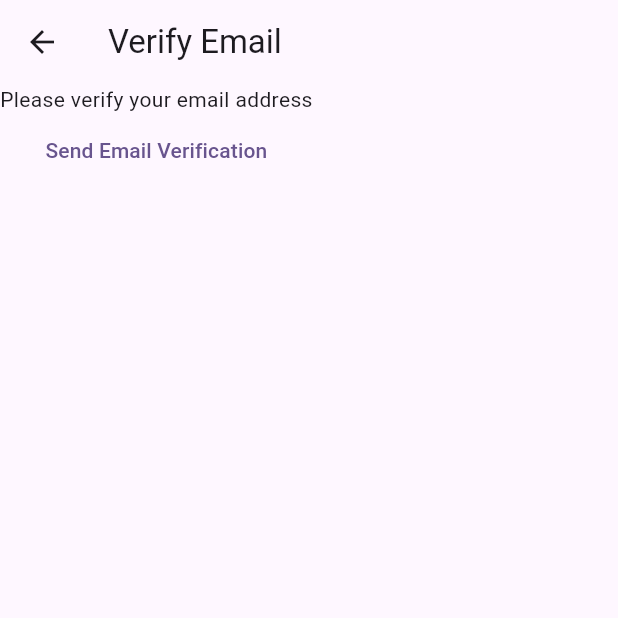
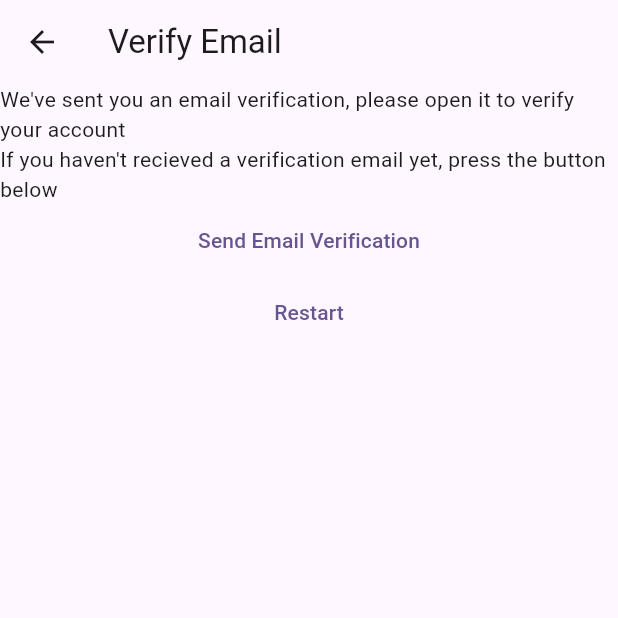
Before and after one commit to Shurrd/mynotesapp, a Flutter app: the VerifyEmailView screen opened by its route, on a phone screen of 412 x 824 dp, the top half of it. Run offline on Flutter 3.47's test engine with Material 2 defaults, Android fonts, the phone set to English and light mode, and no system bars; our stand-ins replace firebase_auth, firebase_core; accounts and stored records are empty; network calls fail.

Commit message:
fixed bug in verify_email_view

```diff
--- a/lib/main.dart
+++ b/lib/main.dart
@@ -19,6 +19,7 @@ void main() {
       useMaterial3: true,
     ),
     home: const HomePage(),
+    debugShowCheckedModeBanner: false,
     routes: {
       loginRoute: (context) => const LoginView(),
       registerRoute: (context) => const RegisterView(),
--- a/lib/views/register_view.dart
+++ b/lib/views/register_view.dart
@@ -62,6 +62,8 @@ class _RegisterViewState extends State<RegisterView> {
                   email: email,
                   password: password,
                 );
+                final user = FirebaseAuth.instance.currentUser;
+                user?.sendEmailVerification();
                 Navigator.of(context).pushNamed(verifyEmailRoute);
               } on FirebaseAuthException catch (e) {
                 if (e.code == "weak-password") {
--- a/lib/views/verify_email_view.dart
+++ b/lib/views/verify_email_view.dart
@@ -1,5 +1,8 @@
+// ignore_for_file: use_build_context_synchronously
+
 import 'package:firebase_auth/firebase_auth.dart';
 import 'package:flutter/material.dart';
+import 'package:mynotes/constants/routes.dart';
 
 class VerifyEmailView extends StatefulWidget {
   const VerifyEmailView({super.key});
@@ -15,13 +18,26 @@ class _VerifyEmailViewState extends State<VerifyEmailView> {
       appBar: AppBar(title: const Text('Verify Email')),
       body: Column(
         children: [
-          const Text("Please verify your email address"),
+          const Text(
+              "We've sent you an email verification, please open it to verify your account"),
+          const Text(
+              "If you haven't recieved a verification email yet, press the button below"),
           TextButton(
               onPressed: () async {
                 final user = (FirebaseAuth.instance.currentUser);
                 await user?.sendEmailVerification();
               },
-              child: const Text("Send Email Verification"))
+              child: const Text("Send Email Verification")),
+          TextButton(
+            onPressed: () async {
+              await FirebaseAuth.instance.signOut();
+              Navigator.of(context).pushNamedAndRemoveUntil(
+                registerRoute,
+                (route) => false,
+              );
+            },
+            child: const Text("Restart"),
+          )
         ],
       ),
     );
```
